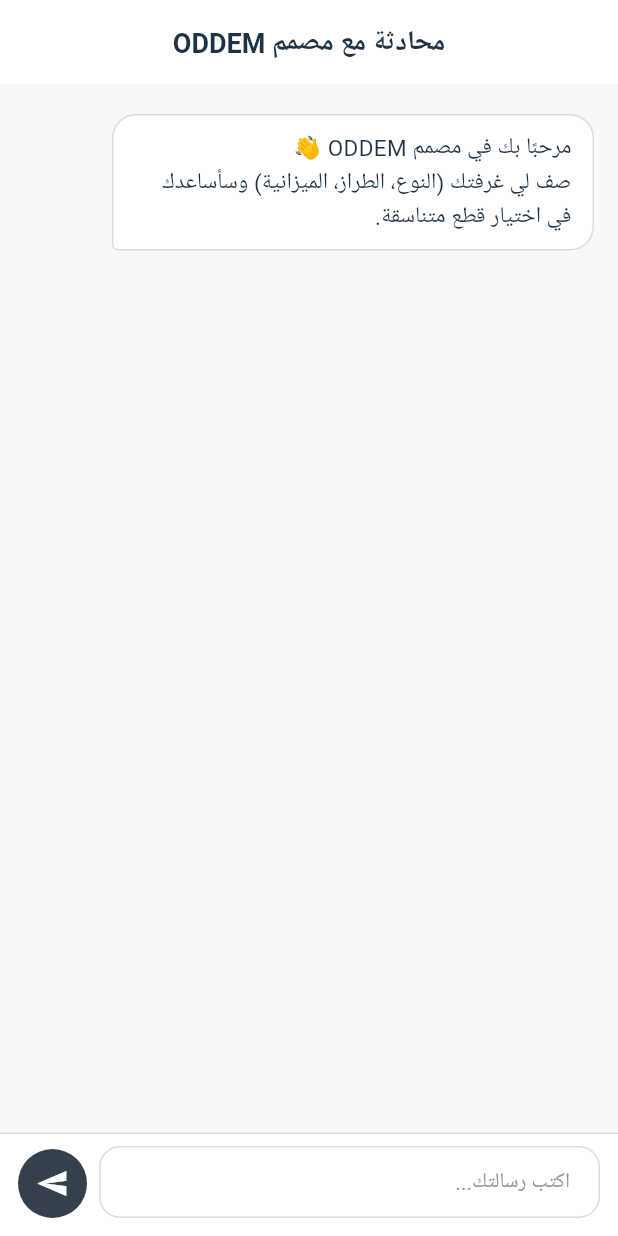
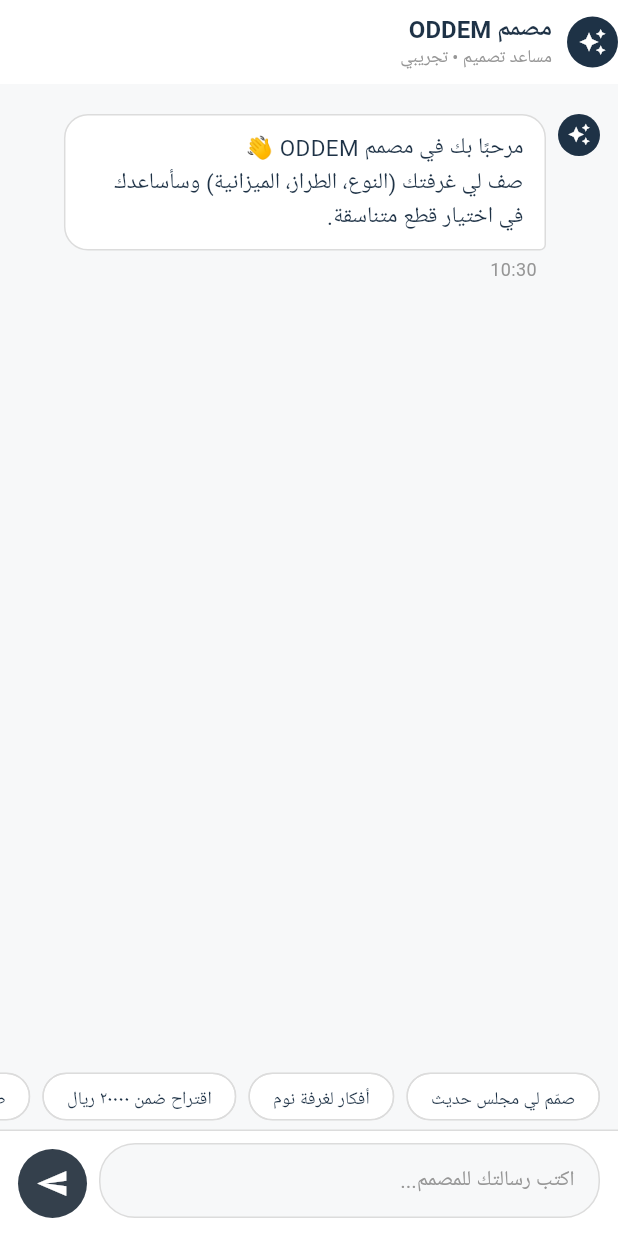
Before and after one commit to pcnhot/oddem-ai, a Flutter app: the AiChatScreen screen opened by its route, on a phone screen of 412 x 824 dp. Run offline on Flutter 3.47's test engine with Material 3 defaults, Android fonts, the phone set to English and light mode, and no system bars; our stand-ins replace equatable, flutter_riverpod, go_router.

Commit message:
feat(chat): refine AI Designer mock chat UX (local, RTL)
Polish the local mock designer chat UI (no backend / no AI API / no new
packages). Patterns inspired by common chat UIs, written from scratch:
- Directional bubble tails (BorderRadiusDirectional) with correct RTL sides.
- Assistant avatar + header; sender messages align to the end side.
- Bubble max width bound to the frame width to avoid horizontal overflow.
- Animated three-dot typing indicator.
- Quick-reply suggestion chips above a rounded composer with send button.

Only the chat screen changed; layout shell, branding, chat logic, models and
the GitHub Pages workflow are untouched.

Co-Authored-By: Claude Opus 4.8 <noreply@anthropic.com>
Claude-Session: https://claude.ai/code/session_01U8w7fyMbtddtiSpuVDsHgW

```diff
--- a/lib/features/ai_designer/presentation/ai_chat_screen.dart
+++ b/lib/features/ai_designer/presentation/ai_chat_screen.dart
@@ -8,6 +8,10 @@ import 'ai_chat_providers.dart';
 
 /// Local mock chat with the ODDEM designer. Type Arabic, press send, see your
 /// message, and receive a mock designer reply. No backend / no AI API.
+///
+/// UI/UX patterns (bubbles with directional tails, sender/assistant alignment,
+/// avatar, composer bar, typing indicator, quick-reply chips) are inspired by
+/// common chat UIs — implemented from scratch for ODDEM, fully RTL.
 class AiChatScreen extends ConsumerStatefulWidget {
   const AiChatScreen({super.key});
 
@@ -18,6 +22,14 @@ class AiChatScreen extends ConsumerStatefulWidget {
 class _AiChatScreenState extends ConsumerState<AiChatScreen> {
   final _input = TextEditingController();
   final _scroll = ScrollController();
+
+  /// Quick starter prompts (Arabic) — tapping sends them immediately.
+  static const _suggestions = <String>[
+    'صمّم لي مجلس حديث',
+    'أفكار لغرفة نوم',
+    'اقتراح ضمن ٢٠٠٠٠ ريال',
+    'طاولة طعام لـ٦ أشخاص',
+  ];
 
   @override
   void dispose() {
@@ -38,9 +50,9 @@ class _AiChatScreenState extends ConsumerState<AiChatScreen> {
     });
   }
 
-  Future<void> _send() async {
-    final text = _input.text;
-    if (text.trim().isEmpty) return;
+  Future<void> _send(String raw) async {
+    final text = raw.trim();
+    if (text.isEmpty) return;
     _input.clear();
     await ref.read(aiChatControllerProvider.notifier).send(text);
   }
@@ -55,117 +67,257 @@ class _AiChatScreenState extends ConsumerState<AiChatScreen> {
     return Scaffold(
       backgroundColor: AppColors.scaffold,
       appBar: AppBar(
-        title: const Text('محادثة مع مصمم ODDEM'),
+        titleSpacing: 0,
+        title: Row(
+          children: [
+            const _DesignerAvatar(size: 34),
+            const SizedBox(width: 10),
+            Column(
+              crossAxisAlignment: CrossAxisAlignment.start,
+              mainAxisSize: MainAxisSize.min,
+              children: [
+                Text('مصمم ODDEM', style: AppTextStyles.subtitle),
+                Text('مساعد تصميم • تجريبي', style: AppTextStyles.caption),
+              ],
+            ),
+          ],
+        ),
       ),
       body: SafeArea(
         child: Column(
           children: [
             Expanded(
-              child: ListView.builder(
+              child: LayoutBuilder(
+                builder: (context, constraints) {
+                  final maxBubble = constraints.maxWidth * 0.78;
+                  return ListView.builder(
                     controller: _scroll,
-                padding: const EdgeInsets.all(16),
+                    padding: const EdgeInsets.fromLTRB(12, 16, 12, 8),
                     itemCount: itemCount,
                     itemBuilder: (context, i) {
                       if (chat.isTyping && i == chat.messages.length) {
-                    return const _TypingBubble();
+                        return _MessageRow(
+                          isUser: false,
+                          maxBubbleWidth: maxBubble,
+                          child: const _TypingDots(),
+                        );
                       }
-                  return _MessageBubble(message: chat.messages[i]);
+                      final m = chat.messages[i];
+                      return _MessageRow(
+                        isUser: m.isUser,
+                        maxBubbleWidth: maxBubble,
+                        time: _hhmm(m.time),
+                        child: Text(
+                          m.text,
+                          style: AppTextStyles.body.copyWith(
+                            color: m.isUser
+                                ? AppColors.white
+                                : AppColors.textPrimary,
+                          ),
+                        ),
+                      );
+                    },
+                  );
                 },
               ),
             ),
+            _SuggestionBar(
+              suggestions: _suggestions,
+              enabled: !chat.isTyping,
+              onTap: _send,
+            ),
             _Composer(
               controller: _input,
-              onSend: _send,
               enabled: !chat.isTyping,
+              onSend: () => _send(_input.text),
             ),
           ],
         ),
       ),
     );
   }
+
+  String _hhmm(DateTime t) =>
+      '${t.hour.toString().padLeft(2, '0')}:${t.minute.toString().padLeft(2, '0')}';
 }
 
-class _MessageBubble extends StatelessWidget {
-  const _MessageBubble({required this.message});
-  final ChatMessage message;
+/// Small circular designer avatar (brand mark).
+class _DesignerAvatar extends StatelessWidget {
+  const _DesignerAvatar({this.size = 28});
+  final double size;
 
   @override
   Widget build(BuildContext context) {
-    final isUser = message.isUser;
-    return Align(
-      alignment: isUser
-          ? AlignmentDirectional.centerEnd
-          : AlignmentDirectional.centerStart,
-      child: Container(
-        margin: const EdgeInsets.symmetric(vertical: 4),
+    return Container(
+      width: size,
+      height: size,
+      decoration: const BoxDecoration(
+        color: AppColors.navy,
+        shape: BoxShape.circle,
+      ),
+      alignment: Alignment.center,
+      child: Icon(Icons.auto_awesome,
+          color: AppColors.white, size: size * 0.55),
+    );
+  }
+}
+
+/// One chat row: assistant rows carry an avatar on the start side; user rows
+/// align to the end side. Uses directional radii so tails flip correctly in RTL.
+class _MessageRow extends StatelessWidget {
+  const _MessageRow({
+    required this.isUser,
+    required this.maxBubbleWidth,
+    required this.child,
+    this.time,
+  });
+
+  final bool isUser;
+  final double maxBubbleWidth;
+  final Widget child;
+  final String? time;
+
+  @override
+  Widget build(BuildContext context) {
+    final bubble = Container(
+      constraints: BoxConstraints(maxWidth: maxBubbleWidth),
       padding: const EdgeInsets.symmetric(horizontal: 14, vertical: 10),
-        constraints: BoxConstraints(
-          maxWidth: MediaQuery.of(context).size.width * 0.78,
-        ),
       decoration: BoxDecoration(
         color: isUser ? AppColors.primary : AppColors.white,
-          borderRadius: BorderRadius.only(
-            topLeft: const Radius.circular(16),
-            topRight: const Radius.circular(16),
-            bottomLeft: Radius.circular(isUser ? 16 : 4),
-            bottomRight: Radius.circular(isUser ? 4 : 16),
+        borderRadius: BorderRadiusDirectional.only(
+          topStart: const Radius.circular(16),
+          topEnd: const Radius.circular(16),
+          bottomStart: Radius.circular(isUser ? 16 : 4),
+          bottomEnd: Radius.circular(isUser ? 4 : 16),
         ),
         border: isUser ? null : Border.all(color: AppColors.border),
       ),
-        child: Text(
-          message.text,
-          style: AppTextStyles.body.copyWith(
-            color: isUser ? AppColors.white : AppColors.textPrimary,
+      child: child,
+    );
+
+    final column = Column(
+      crossAxisAlignment:
+          isUser ? CrossAxisAlignment.end : CrossAxisAlignment.start,
+      children: [
+        bubble,
+        if (time != null)
+          Padding(
+            padding: const EdgeInsetsDirectional.only(
+                top: 4, start: 6, end: 6),
+            child: Text(time!, style: AppTextStyles.caption),
           ),
-        ),
+      ],
+    );
+
+    return Padding(
+      padding: const EdgeInsets.symmetric(vertical: 4),
+      child: Row(
+        mainAxisAlignment:
+            isUser ? MainAxisAlignment.end : MainAxisAlignment.start,
+        crossAxisAlignment: CrossAxisAlignment.start,
+        children: [
+          if (!isUser) ...[
+            const _DesignerAvatar(),
+            const SizedBox(width: 8),
+          ],
+          Flexible(child: column),
+        ],
       ),
     );
   }
 }
 
-class _TypingBubble extends StatelessWidget {
-  const _TypingBubble();
+/// Animated three-dot "typing" indicator shown inside an assistant bubble.
+class _TypingDots extends StatefulWidget {
+  const _TypingDots();
+
+  @override
+  State<_TypingDots> createState() => _TypingDotsState();
+}
+
+class _TypingDotsState extends State<_TypingDots>
+    with SingleTickerProviderStateMixin {
+  late final AnimationController _c = AnimationController(
+    vsync: this,
+    duration: const Duration(milliseconds: 1100),
+  )..repeat();
+
+  @override
+  void dispose() {
+    _c.dispose();
+    super.dispose();
+  }
 
   @override
   Widget build(BuildContext context) {
-    return Align(
-      alignment: AlignmentDirectional.centerStart,
-      child: Container(
-        margin: const EdgeInsets.symmetric(vertical: 4),
-        padding: const EdgeInsets.symmetric(horizontal: 16, vertical: 12),
-        decoration: BoxDecoration(
-          color: AppColors.white,
-          borderRadius: BorderRadius.circular(16),
-          border: Border.all(color: AppColors.border),
-        ),
-        child: Row(
-          mainAxisSize: MainAxisSize.min,
-          children: [
-            const SizedBox(
-              width: 16,
-              height: 16,
-              child: CircularProgressIndicator(
-                strokeWidth: 2, color: AppColors.midGrey),
-            ),
-            const SizedBox(width: 10),
-            Text('يكتب المصمم...', style: AppTextStyles.caption),
-          ],
-        ),
+    return SizedBox(
+      width: 38,
+      height: 14,
+      child: AnimatedBuilder(
+        animation: _c,
+        builder: (context, _) {
+          return Row(
+            mainAxisAlignment: MainAxisAlignment.spaceBetween,
+            children: List.generate(3, (i) {
+              final t = ((_c.value + i * 0.2) % 1.0);
+              final opacity = 0.3 + 0.7 * (t < 0.5 ? t * 2 : (1 - t) * 2);
+              return Opacity(
+                opacity: opacity.clamp(0.3, 1.0),
+                child: const CircleAvatar(
+                    radius: 4, backgroundColor: AppColors.midGrey),
+              );
+            }),
+          );
+        },
       ),
     );
   }
 }
 
+/// Horizontal quick-reply chips above the composer.
+class _SuggestionBar extends StatelessWidget {
+  const _SuggestionBar({
+    required this.suggestions,
+    required this.enabled,
+    required this.onTap,
+  });
+
+  final List<String> suggestions;
+  final bool enabled;
+  final ValueChanged<String> onTap;
+
+  @override
+  Widget build(BuildContext context) {
+    return SizedBox(
+      height: 44,
+      child: ListView.separated(
+        scrollDirection: Axis.horizontal,
+        padding: const EdgeInsets.symmetric(horizontal: 12, vertical: 6),
+        itemCount: suggestions.length,
+        separatorBuilder: (_, __) => const SizedBox(width: 8),
+        itemBuilder: (context, i) {
+          final s = suggestions[i];
+          return ActionChip(
+            label: Text(s),
+            onPressed: enabled ? () => onTap(s) : null,
+          );
+        },
+      ),
+    );
+  }
+}
+
+/// Rounded message composer with a send button.
 class _Composer extends StatelessWidget {
   const _Composer({
     required this.controller,
+    required this.enabled,
     required this.onSend,
-    required this.enabled,
   });
 
   final TextEditingController controller;
+  final bool enabled;
   final VoidCallback onSend;
-  final bool enabled;
 
   @override
   Widget build(BuildContext context) {
@@ -179,6 +331,12 @@ class _Composer extends StatelessWidget {
         crossAxisAlignment: CrossAxisAlignment.end,
         children: [
           Expanded(
+            child: Container(
+              decoration: BoxDecoration(
+                color: AppColors.scaffold,
+                borderRadius: BorderRadius.circular(24),
+                border: Border.all(color: AppColors.border),
+              ),
               child: TextField(
                 controller: controller,
                 textInputAction: TextInputAction.send,
@@ -186,9 +344,14 @@ class _Composer extends StatelessWidget {
                 maxLines: 4,
                 onSubmitted: (_) => onSend(),
                 decoration: const InputDecoration(
-                hintText: 'اكتب رسالتك...',
+                  hintText: 'اكتب رسالتك للمصمم...',
+                  border: InputBorder.none,
+                  enabledBorder: InputBorder.none,
+                  focusedBorder: InputBorder.none,
+                  filled: false,
                   contentPadding:
-                    EdgeInsets.symmetric(horizontal: 16, vertical: 12),
+                      EdgeInsets.symmetric(horizontal: 16, vertical: 10),
+                ),
               ),
             ),
           ),
```
Lines whose indentation alone changed are shown as unchanged.
